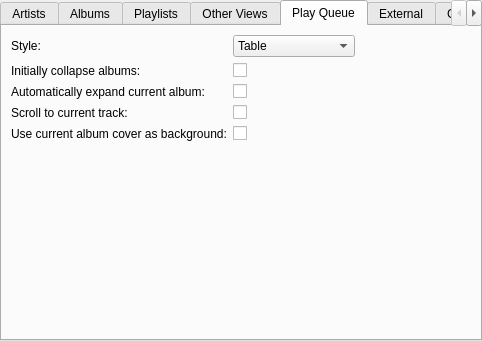
This is gui/interfacesettings.ui in CDrummond/cantata as Qt 5 draws it before an edit. The edited form follows.
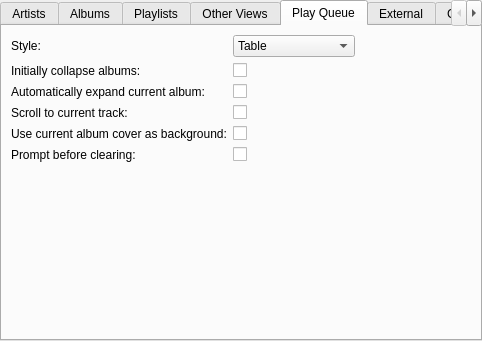
This is the edited form. The open tabs and pages were chosen to show the change. Custom widgets are drawn as their Qt base class.

Commit message: Add a UI option to control clear playqueue prompt. BUG: 318

```diff
--- a/gui/interfacesettings.ui
+++ b/gui/interfacesettings.ui
@@ -391,6 +391,19 @@
        <item row="4" column="1">
         <widget class="OnOffButton" name="playQueueBackground"/>
        </item>
+       <item row="5" column="0">
+        <widget class="BuddyLabel" name="playQueueConfirmClearLabel">
+         <property name="text">
+          <string>Prompt before clearing:</string>
+         </property>
+         <property name="buddy">
+          <cstring>playQueueConfirmClear</cstring>
+         </property>
+        </widget>
+       </item>
+       <item row="5" column="1">
+        <widget class="OnOffButton" name="playQueueConfirmClear"/>
+       </item>
       </layout>
      </widget>
      <widget class="QWidget" name="tab_7">
```
The commit also changes 6 other files.
